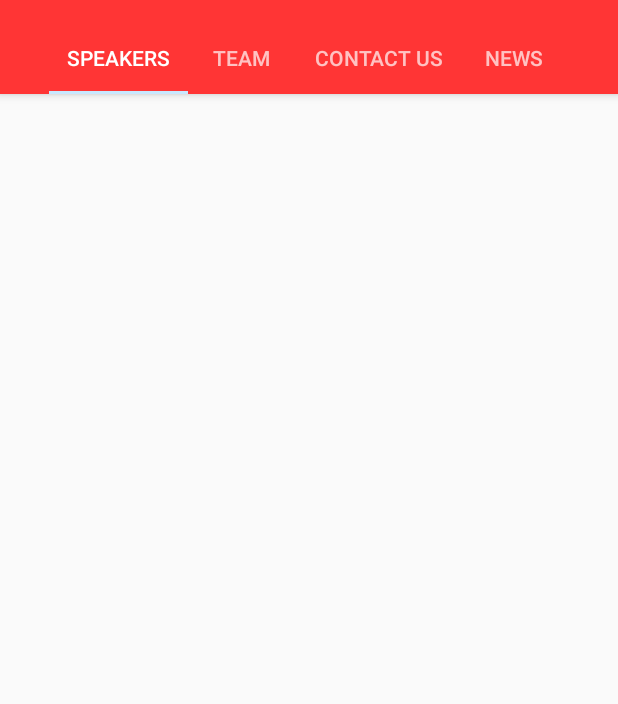
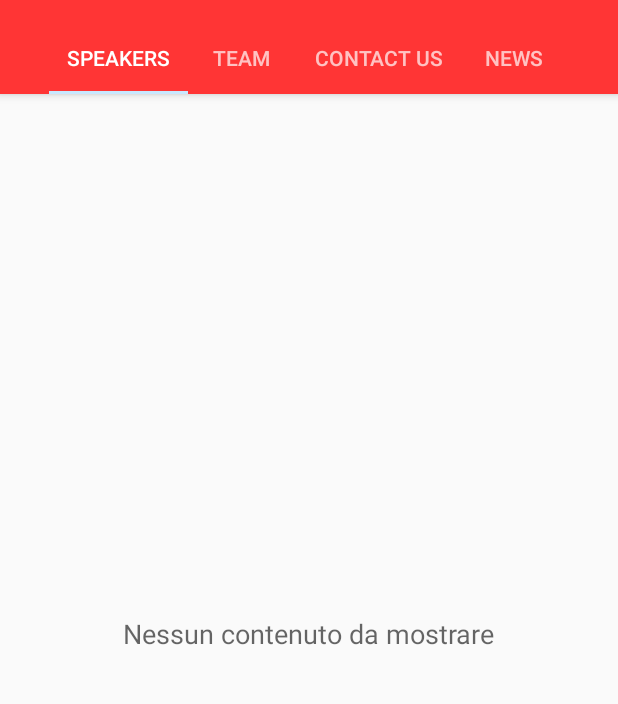
Before and after one commit to Zanna-94/TEDxTV16, an Android app: the screen it shows after launch (MainActivity), on a phone screen of 412 x 824 dp, the part 62-766 px from its top. Run offline under Robolectric (Android 15) with nearby library versions, the phone set to English and light mode, and no system bars.

Commit message:
aggiunte: - in AsyncTaskListView controllo della lingua per parsare la giusta versione del sito - Salvatattio dei dati su rotazione del telefono - FrameLayout nei fragment per visualizzare testView se non ci sono elementi

```diff
--- a/app/src/main/java/com/example/group/tedxtv16/AsyncTaskListView.java
+++ b/app/src/main/java/com/example/group/tedxtv16/AsyncTaskListView.java
@@ -19,6 +19,7 @@ import java.io.InputStream;
 import java.net.HttpURLConnection;
 import java.net.URL;
 import java.util.ArrayList;
+import java.util.Locale;
 
 /**
  * AsyncTask to populate ListView connecting and download html pages from tedxTV site.
@@ -30,9 +31,13 @@ public class AsyncTaskListView extends AsyncTask<Object, Void, Void> {
 
     final String TAG = "JSwa";
 
-    private final String NEWSURL = "http://www.tedxtorvergatau.com/index.php/it/news";
-    private final String TEAMURL = "http://www.tedxtorvergatau.com/index.php/it/team";
-    private final String SPEAKERURL = "http://www.tedxtorvergatau.com/index.php/it/speakers";
+    private final String NEWSURL_ITA = "http://www.tedxtorvergatau.com/index.php/it/news";
+    private final String TEAMURL_ITA = "http://www.tedxtorvergatau.com/index.php/it/team";
+    private final String SPEAKERURL_ITA = "http://www.tedxtorvergatau.com/index.php/it/speakers";
+
+    private final String NEWSURL_ENG = "http://www.tedxtorvergatau.com/index.php/en/news";
+    private final String TEAMURL_ENG = "http://www.tedxtorvergatau.com/index.php/en/team";
+    private final String SPEAKERURL_ENG = "http://www.tedxtorvergatau.com/index.php/en/speakers";
 
     private final String[] NEWS_IDS = {"#ted__item", "#ted__itemTitle", "#ted__itemIntroImage"};
     private final String[] SPEAKER_IDS = {};
@@ -44,6 +49,8 @@ public class AsyncTaskListView extends AsyncTask<Object, Void, Void> {
 
     private MainActivity activity;
 
+    String language;
+
     public AsyncTaskListView(MainActivity activity) {
         this.activity = activity;
     }
@@ -51,8 +58,17 @@ public class AsyncTaskListView extends AsyncTask<Object, Void, Void> {
     @Override
     protected Void doInBackground(Object... obj) {
 
-        configureListView(NEWSURL, NEWS_IDS);
+        language = Locale.getDefault().getLanguage();
 
+        if (language.equals("it")) {
+            configureListView(NEWSURL_ITA, NEWS_IDS);
+            configureListView(SPEAKERURL_ITA, SPEAKER_IDS);
+            configureListView(TEAMURL_ITA, TEAM_IDS);
+        } else {
+            configureListView(NEWSURL_ENG, NEWS_IDS);
+            configureListView(SPEAKERURL_ENG, SPEAKER_IDS);
+            configureListView(TEAMURL_ENG, TEAM_IDS);
+        }
 
         return null;
     }
@@ -93,17 +109,20 @@ public class AsyncTaskListView extends AsyncTask<Object, Void, Void> {
                 Bitmap articleBitmap = getBitmapFromURL("http://www.tedxtorvergatau.com" + articleImageLink);
                 Log.v(TAG, "Image created!");
                 switch (link) {
-                    case NEWSURL:
+                    case NEWSURL_ITA:
+                    case NEWSURL_ENG:
                         Item newsItem = new NewsItem(SpeakerItem.maxID + 1, articleName, articleBitmap, null, null);
                         NewsItem.incrementMaxID();
                         news.add(newsItem);
                         break;
-                    case SPEAKERURL:
+                    case SPEAKERURL_ITA:
+                    case SPEAKERURL_ENG:
 //                        Item speakerItem = new SpeakerItem(SpeakerItem.maxID + 1, articleName, articleBitmap, null, null);
 //                        SpeakerItem.incrementMaxID();
 //                        speakers.add(speakerItem);
                         break;
-                    case TEAMURL:
+                    case TEAMURL_ITA:
+                    case TEAMURL_ENG:
                         break;
                 }
             }
@@ -122,6 +141,7 @@ public class AsyncTaskListView extends AsyncTask<Object, Void, Void> {
             connection.connect();
             InputStream input = connection.getInputStream();
             Bitmap myBitmap = BitmapFactory.decodeStream(input);
+
             return myBitmap;
         } catch (IOException e) {
             e.printStackTrace();
--- a/app/src/main/java/com/example/group/tedxtv16/MainActivity.java
+++ b/app/src/main/java/com/example/group/tedxtv16/MainActivity.java
@@ -55,7 +55,7 @@ public class MainActivity extends AppCompatActivity {
         setContentView(R.layout.activity_main);
 
         activity = this;
-        news= new ArrayList<>();
+        news = new ArrayList<>();
         speakers = new ArrayList<>();
         team = new ArrayList<>();
 
@@ -63,6 +63,8 @@ public class MainActivity extends AppCompatActivity {
         setSupportActionBar(toolbar);
 
         getSupportActionBar().setDisplayHomeAsUpEnabled(true);
+
+        if (savedInstanceState == null) {
 
             //check connection
             if (!isNetworkAvailable())
@@ -78,8 +80,24 @@ public class MainActivity extends AppCompatActivity {
             mytask.setTeam(team);
 
             mytask.execute();
+        } else {
+            news = savedInstanceState.getParcelableArrayList("NEWS");
+            speakers = savedInstanceState.getParcelableArrayList("SPEAKER");
+            team = savedInstanceState.getParcelableArrayList("TEAM");
+
+            createFragment();
+        }
 
     }
+
+    @Override
+    protected void onSaveInstanceState(Bundle outState) {
+        outState.putParcelableArrayList("NEWS", news);
+        outState.putParcelableArrayList("TEAM", team);
+        outState.putParcelableArrayList("SPEAKER", speakers);
+        super.onSaveInstanceState(outState);
+    }
+
 
     @Override
     protected void onResume() {
@@ -111,6 +129,8 @@ public class MainActivity extends AppCompatActivity {
      * has finished and {@link AsyncTaskListView#onPostExecute(Void)} is called
      */
     public void createFragment() {
+
+        if (waitingDialog != null)
             waitingDialog.dismiss();
 
         viewPager = (ViewPager) findViewById(R.id.viewpager);
--- a/app/src/main/java/com/example/group/tedxtv16/fragment/SpeakersFragment.java
+++ b/app/src/main/java/com/example/group/tedxtv16/fragment/SpeakersFragment.java
@@ -6,6 +6,7 @@ import android.view.LayoutInflater;
 import android.view.View;
 import android.view.ViewGroup;
 import android.widget.ListView;
+import android.widget.TextView;
 
 import com.example.group.tedxtv16.item.Item;
 import com.example.group.tedxtv16.MainActivity;
@@ -36,11 +37,19 @@ public class SpeakersFragment extends ListFragment {
         // Inflate the layout for this fragment
         View v = inflater.inflate(R.layout.fragment_speakers, container, false);
 
+        TextView content = (TextView) v.findViewById(R.id.textView);
+        content.setVisibility(View.INVISIBLE);
+
         speakers = MainActivity.getSpeakers();
-        myListView = (ListView) v.findViewById(android.R.id.list);
 
-        SpeakersAdapter speakAdapter = new SpeakersAdapter(getActivity(), speakers);
-        myListView.setAdapter(speakAdapter);
+        if (speakers.size() == 0) {
+            content.setVisibility(View.VISIBLE);
+        } else {
+            myListView = (ListView) v.findViewById(android.R.id.list);
+            SpeakersAdapter speakAdapter = new SpeakersAdapter(getActivity(), speakers);
+            myListView.setAdapter(speakAdapter);
+        }
+
 
         return v;
 
--- a/app/src/main/java/com/example/group/tedxtv16/item/Item.java
+++ b/app/src/main/java/com/example/group/tedxtv16/item/Item.java
@@ -1,11 +1,12 @@
 package com.example.group.tedxtv16.item;
 
 import android.graphics.Bitmap;
+import android.os.Parcelable;
 
 /**
  * Created by ovidiudanielbarba on 03/03/16.
  */
-public abstract class Item {
+public abstract class Item implements Parcelable{
 
     // initially equal to 1; when getAllItems(ItemType ) is called,it initializes it right
     public static int maxID = 1;
--- a/app/src/main/res/layout/fragment_speakers.xml
+++ b/app/src/main/res/layout/fragment_speakers.xml
@@ -12,4 +12,21 @@
         android:layout_alignParentTop="true"
         android:layout_alignParentLeft="true"
         android:layout_alignParentStart="true" />
+
+    <FrameLayout
+        android:layout_width="match_parent"
+        android:layout_height="match_parent"
+        android:layout_alignParentTop="true"
+        android:layout_centerHorizontal="true">
+
+        <TextView
+            android:layout_width="wrap_content"
+            android:layout_height="wrap_content"
+            android:textAppearance="?android:attr/textAppearanceMedium"
+            android:text="Nessun contenuto da mostrare"
+            android:id="@+id/textView"
+            android:layout_gravity="center" />
+    </FrameLayout>
+
+
 </RelativeLayout>
```
Also changed, not shown: app/src/main/java/com/example/group/tedxtv16/fragment/NewsFragment.java (+12 -4 lines), app/src/main/java/com/example/group/tedxtv16/item/NewsItem.java (+11 -0 lines), app/src/main/java/com/example/group/tedxtv16/item/SpeakerItem.java (+11 -0 lines), app/src/main/java/com/example/group/tedxtv16/item/TeamItem.java (+11 -0 lines), app/src/main/java/com/example/group/tedxtv16/listViewAdapter/NewsAdapter.java (+6 -2 lines), app/src/main/res/layout/fragment_news.xml (+16 -0 lines). Lines whose indentation alone changed are shown as unchanged.
